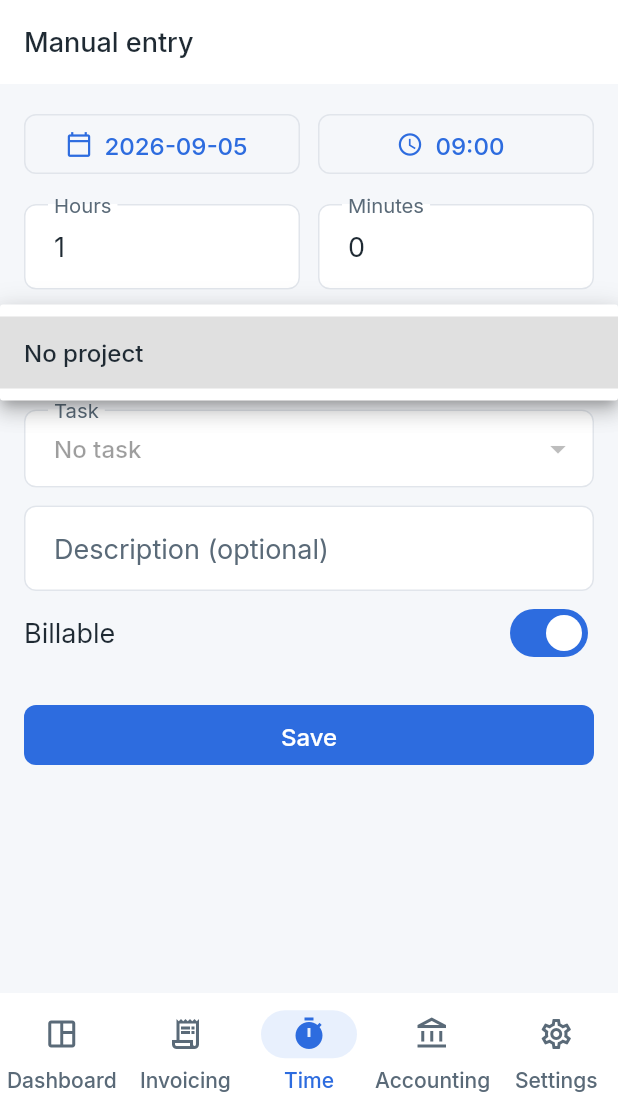
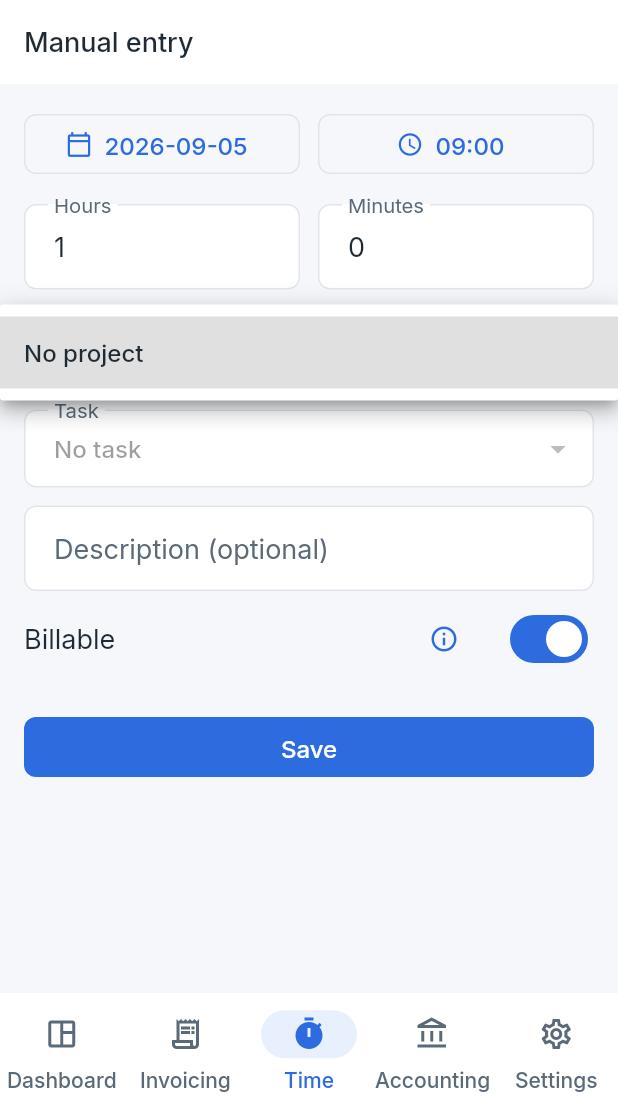
Before and after one commit to Gewerber/gewerber-app, a Flutter app: the TimeEntryCreateScreen screen opened by its route, after a tap on "No project", on a phone screen of 412 x 824 dp, the part 123-1236 px from its top. Run offline on Flutter 3.47's test engine with Material 3 defaults, Android fonts, the phone set to English and light mode, and no system bars; our stand-ins replace equatable, file_picker, flutter_animate, flutter_bloc, flutter_svg, get_it and 5 more; missing offline and left inert: file_saver, flutter_flavor, gewerber_backend_client, serverpod_auth_core_client, serverpod_auth_core_flutter, serverpod_auth_idp_client and 1 more; accounts and stored records are empty; generated files the repository leaves out were written again; statements that could not run were skipped.

Commit message:
feat: wire wave-2 field hints (invoice VAT/period/reverse-charge chip, customer VAT, number prefix, billable)

```diff
--- a/lib/presentation/screens/home/customer_edit_screen.dart
+++ b/lib/presentation/screens/home/customer_edit_screen.dart
@@ -7,7 +7,9 @@ import 'package:gewerber_app/core/theme/app_theme.dart';
 import 'package:gewerber_app/domain/entities/business.dart';
 import 'package:gewerber_app/domain/entities/customer.dart';
 import 'package:gewerber_app/l10n/generated/app_localizations.dart';
+import 'package:gewerber_app/presentation/router/route_names.dart';
 import 'package:gewerber_app/presentation/widgets/forms/custom_text_field.dart';
+import 'package:gewerber_app/presentation/widgets/forms/field_hint.dart';
 
 /// CustomerEditScreen — create or edit a customer.
 class CustomerEditScreen extends StatefulWidget {
@@ -178,6 +180,12 @@ class _CustomerEditScreenState extends State<CustomerEditScreen> {
                     controller: _vatIdController,
                     label: l10n.customerVatId,
                     icon: Icons.badge_outlined,
+                    hint: FieldHint(
+                      shortText: l10n.onboardingVatIdHint,
+                      longText: l10n.fieldHintCustomerVatIdInfo,
+                    ),
+                    onHintMoreRequested: () =>
+                        context.push(RouteNames.guideTips),
                   ),
                   const SizedBox(height: GewerberTokens.space16),
                   CustomTextField(
--- a/lib/presentation/screens/home/invoice_create_screen.dart
+++ b/lib/presentation/screens/home/invoice_create_screen.dart
@@ -13,6 +13,8 @@ import 'package:gewerber_app/domain/entities/customer.dart';
 import 'package:gewerber_app/domain/entities/invoice.dart';
 import 'package:gewerber_app/domain/entities/invoice_template.dart';
 import 'package:gewerber_app/l10n/generated/app_localizations.dart';
+import 'package:gewerber_app/presentation/widgets/forms/field_info_icon.dart';
+import 'package:gewerber_app/presentation/widgets/forms/field_label.dart';
 
 /// InvoiceCreateScreen — create a new invoice or edit a draft.
 class InvoiceCreateScreen extends StatefulWidget {
@@ -218,6 +220,7 @@ class _InvoiceCreateScreenState extends State<InvoiceCreateScreen> {
                     selectedId: _customerId,
                     onChanged: (id) => setState(() => _customerId = id),
                   ),
+                  _ReverseChargeIndicator(selectedId: _customerId),
                   const SizedBox(height: GewerberTokens.space16),
                   Row(
                     children: [
@@ -246,7 +249,13 @@ class _InvoiceCreateScreenState extends State<InvoiceCreateScreen> {
                     ],
                   ),
                   const SizedBox(height: GewerberTokens.space8),
+                  // The two service-date fields keep their own inline labels,
+                  // so the period hint is attached as a standalone info icon
+                  // next to the row instead of a FieldLabel above it.
                   Row(
+                    children: [
+                      Expanded(
+                        child: Row(
                           children: [
                             Expanded(
                               child: _DateField(
@@ -276,7 +285,24 @@ class _InvoiceCreateScreenState extends State<InvoiceCreateScreen> {
                             ),
                           ],
                         ),
+                      ),
+                      FieldInfoIcon(
+                        infoText: l10n.fieldHintServicePeriodShort,
+                        longInfoText: l10n.fieldHintServicePeriodInfo,
+                        semanticLabel: l10n.fieldHintServicePeriodShort,
+                      ),
+                    ],
+                  ),
                   const SizedBox(height: GewerberTokens.space24),
+                  Column(
+                    crossAxisAlignment: CrossAxisAlignment.start,
+                    children: [
+                      FieldLabel(
+                        label: l10n.invoiceVatRate,
+                        infoText: l10n.fieldHintVatRateShort,
+                        longInfoText: l10n.fieldHintVatRateInfo,
+                      ),
+                      const SizedBox(height: GewerberTokens.space8),
                       _VatRateSelector(
                         selected: _vatRate,
                         isKleinunternehmer:
@@ -287,6 +313,8 @@ class _InvoiceCreateScreenState extends State<InvoiceCreateScreen> {
                                 ?.isKleinunternehmer ??
                             false,
                         onChanged: (rate) => setState(() => _vatRate = rate),
+                      ),
+                    ],
                   ),
                   const SizedBox(height: GewerberTokens.space24),
                   Text(
@@ -432,6 +460,73 @@ class _CustomerPicker extends StatelessWidget {
   }
 }
 
+/// Compact pill shown when the selected customer has provided a USt-IdNr.:
+/// domestic German VAT rules may not apply (reverse charge, § 13b UStG).
+/// Renders nothing while no customer is selected or the customer's VAT ID is
+/// empty. Watches the [CustomerCubit] locally so the parent form does not
+/// rebuild whenever the customer list changes.
+class _ReverseChargeIndicator extends StatelessWidget {
+  const _ReverseChargeIndicator({required this.selectedId});
+
+  final int? selectedId;
+
+  @override
+  Widget build(BuildContext context) {
+    if (selectedId == null) return const SizedBox.shrink();
+    final customer = context
+        .watch<CustomerCubit>()
+        .state
+        .customers
+        .where((customer) => customer.id == selectedId)
+        .firstOrNull;
+    final vatId = customer?.vatId;
+    if (vatId == null || vatId.trim().isEmpty) return const SizedBox.shrink();
+
+    final l10n = AppLocalizations.of(context);
+    final colors = Theme.of(context).colorScheme;
+    return Padding(
+      padding: const EdgeInsets.only(top: GewerberTokens.space8),
+      child: Align(
+        alignment: Alignment.centerLeft,
+        child: Container(
+          padding: const EdgeInsets.symmetric(
+            horizontal: GewerberTokens.space12,
+            vertical: 6,
+          ),
+          decoration: BoxDecoration(
+            color: colors.secondaryContainer,
+            borderRadius: BorderRadius.circular(GewerberTokens.space16),
+          ),
+          child: Row(
+            mainAxisSize: MainAxisSize.min,
+            children: [
+              Icon(
+                Icons.swap_horiz_outlined,
+                size: 16,
+                color: colors.onSecondaryContainer,
+              ),
+              const SizedBox(width: GewerberTokens.space8),
+              Flexible(
+                child: Text(
+                  l10n.customerVatId,
+                  style: Theme.of(context).textTheme.bodySmall?.copyWith(
+                    color: colors.onSecondaryContainer,
+                  ),
+                  overflow: TextOverflow.ellipsis,
+                ),
+              ),
+              // No short hint key exists for this edge case, so the full
+              // explanation doubles as the (tap-triggered) tooltip; the
+              // tooltip is the only surface for the text here.
+              FieldInfoIcon(infoText: l10n.fieldHintCustomerVatIdInfo),
+            ],
+          ),
+        ),
+      ),
+    );
+  }
+}
+
 /// Unobtrusive notice shown on the new-invoice form while the business's
 /// default template was resolved and will be applied on save. Renders
 /// nothing while the lookup is running, when there is no default template,
@@ -510,11 +605,12 @@ class _VatRateSelector extends StatelessWidget {
     final l10n = AppLocalizations.of(context);
 
     if (isKleinunternehmer) {
-      // § 19 UStG: no VAT may be charged — nothing to choose.
+      // § 19 UStG: no VAT may be charged — nothing to choose. The field label
+      // (with its hint icon) is rendered above the selector by the caller, so
+      // the decorator stays label-free to avoid showing it twice.
       return InputDecorator(
-        decoration: InputDecoration(
-          labelText: l10n.invoiceVatRate,
-          prefixIcon: const Icon(Icons.percent_outlined),
+        decoration: const InputDecoration(
+          prefixIcon: Icon(Icons.percent_outlined),
         ),
         child: Text(l10n.invoiceVatNoneHint),
       );
--- a/lib/presentation/screens/home/time_entry_create_screen.dart
+++ b/lib/presentation/screens/home/time_entry_create_screen.dart
@@ -7,6 +7,7 @@ import 'package:gewerber_app/application/time_tracking/time_entries_cubit.dart';
 import 'package:gewerber_app/core/theme/app_theme.dart';
 import 'package:gewerber_app/domain/entities/time_tracking.dart';
 import 'package:gewerber_app/l10n/generated/app_localizations.dart';
+import 'package:gewerber_app/presentation/widgets/forms/field_info_icon.dart';
 
 /// TimeEntryCreateScreen — add a manual time entry.
 class TimeEntryCreateScreen extends StatefulWidget {
@@ -208,7 +209,16 @@ class _TimeEntryCreateScreenState extends State<TimeEntryCreateScreen> {
           ),
           SwitchListTile(
             contentPadding: EdgeInsets.zero,
-            title: Text(l10n.timerBillableLabel),
+            title: Row(
+              children: [
+                Expanded(child: Text(l10n.timerBillableLabel)),
+                FieldInfoIcon(
+                  infoText: l10n.fieldHintBillableShort,
+                  longInfoText: l10n.fieldHintBillableInfo,
+                  sheetTitle: l10n.timerBillableLabel,
+                ),
+              ],
+            ),
             value: _billable,
             onChanged: (value) => setState(() => _billable = value),
           ),
--- a/lib/presentation/screens/home/widgets/business_settings_form.dart
+++ b/lib/presentation/screens/home/widgets/business_settings_form.dart
@@ -1,5 +1,6 @@
 import 'package:flutter/material.dart';
 import 'package:flutter_bloc/flutter_bloc.dart';
+import 'package:go_router/go_router.dart';
 
 import 'package:gewerber_app/application/business/business_cubit.dart';
 import 'package:gewerber_app/application/business_settings/business_settings_cubit.dart';
@@ -7,6 +8,9 @@ import 'package:gewerber_app/application/business_settings/business_settings_sta
 import 'package:gewerber_app/core/theme/app_theme.dart';
 import 'package:gewerber_app/domain/entities/business_settings.dart';
 import 'package:gewerber_app/l10n/generated/app_localizations.dart';
+import 'package:gewerber_app/presentation/router/route_names.dart';
+import 'package:gewerber_app/presentation/widgets/forms/custom_text_field.dart';
+import 'package:gewerber_app/presentation/widgets/forms/field_hint.dart';
 
 /// BusinessSettingsForm — invoice numbering and payment terms form (extracted for master-detail).
 class BusinessSettingsForm extends StatefulWidget {
@@ -148,12 +152,15 @@ class _SettingsFormState extends State<_SettingsForm> {
         const SizedBox(height: GewerberTokens.space24),
         Text(l10n.businessSettingsInvoiceNumber, style: textTheme.titleMedium),
         const SizedBox(height: GewerberTokens.space12),
-        TextField(
+        CustomTextField(
           controller: _prefixController,
-          decoration: InputDecoration(
-            labelText: l10n.businessSettingsNumberPrefix,
-            helperText: l10n.businessSettingsNumberPrefixHint,
+          label: l10n.businessSettingsNumberPrefix,
+          helperText: l10n.businessSettingsNumberPrefixHint,
+          hint: FieldHint(
+            shortText: l10n.businessSettingsNumberPrefixHint,
+            longText: l10n.fieldHintNumberPrefixInfo,
           ),
+          onHintMoreRequested: () => context.push(RouteNames.guideTips),
         ),
         const SizedBox(height: GewerberTokens.space8),
         SwitchListTile(
```
Lines whose indentation alone changed are shown as unchanged.
